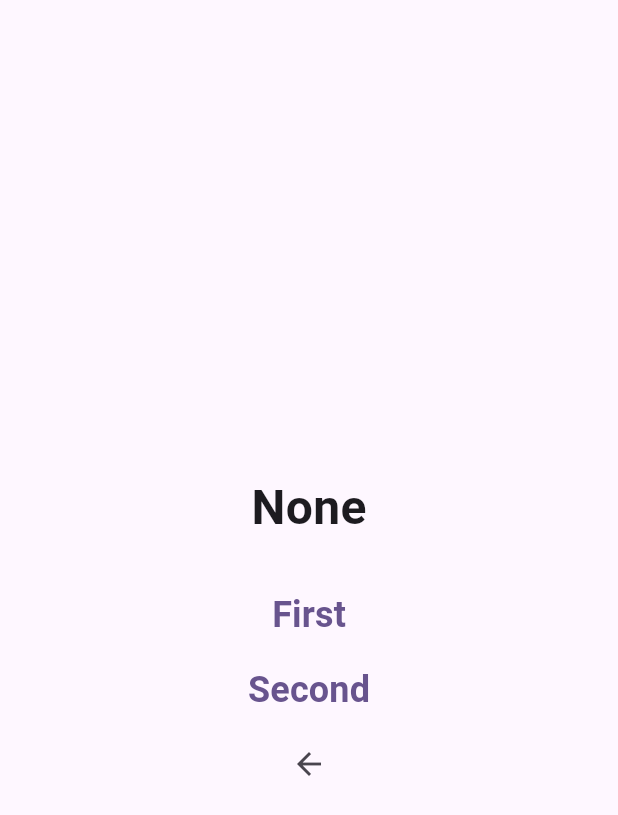
After one commit to BenediktJSchlegel/bloc_process, a Flutter app: the screen it shows after launch, after a tap on "Multi Channel Demo", on a phone screen of 412 x 824 dp. The commit adds this screen. Shown: the top 815 px of the screen. Run offline on Flutter 3.47's test engine with Material 3 defaults, Android fonts, the phone set to English and light mode, and no system bars; our stand-ins replace bloc, flutter_bloc.

Commit message:
multi channel support

```diff
--- a/example/lib/main.dart
+++ b/example/lib/main.dart
@@ -1,4 +1,8 @@
 import 'package:bloc_process/bloc_process.dart';
+import 'package:example/processes/multi/state/bloc/multi_bloc.dart';
+import 'package:example/processes/multi/state/controller/multi_process_controller.dart';
+import 'package:example/processes/multi/state/io/multi_input.dart';
+import 'package:example/processes/multi/state/navigation/multi_navigator.dart';
 import 'package:example/processes/registration/state/bloc/registration_process_bloc.dart';
 import 'package:example/processes/registration/state/chain/registration_link.dart';
 import 'package:example/processes/registration/state/controller/registration_process_controller.dart';
@@ -336,9 +340,25 @@ class _MyHomePageState extends State<MyHomePage> {
                   style: TextStyle(fontSize: 24, fontWeight: FontWeight.bold)),
               onPressed: () => _startProcessChainShowcase(context),
             ),
+            TextButton(
+              child: const Text("Multi Channel Demo",
+                  style: TextStyle(fontSize: 24, fontWeight: FontWeight.bold)),
+              onPressed: () => _startMultiChannel(context),
+            ),
           ],
         ),
       ),
     );
   }
+
+  void _startMultiChannel(BuildContext context) {
+    final bloc = MultiBloc();
+
+    final controller = MultiProcessController(
+      bloc: bloc,
+      navigationBuilder: (context) => MultiNavigator(context, bloc),
+    );
+
+    controller.start(context, MultiInput(), (output) {});
+  }
 }
--- /dev/null
+++ b/example/lib/processes/multi/pages/multi_page.dart
@@ -0,0 +1,63 @@
+import 'package:example/processes/multi/state/bloc/events/second_multi_event.dart';
+import 'package:example/processes/multi/state/bloc/multi_bloc.dart';
+import 'package:example/processes/multi/state/bloc/state/multi_state.dart';
+import 'package:flutter/material.dart';
+import 'package:flutter_bloc/flutter_bloc.dart';
+
+import '../state/bloc/events/first_multi_event.dart';
+
+class MultiPage extends StatelessWidget {
+  final MultiBloc _bloc;
+
+  const MultiPage(this._bloc, {super.key});
+
+  @override
+  Widget build(BuildContext context) {
+    return Scaffold(
+      body: Center(
+        child: Column(
+          mainAxisAlignment: MainAxisAlignment.center,
+          crossAxisAlignment: CrossAxisAlignment.center,
+          children: [
+            Padding(
+              padding: const EdgeInsets.all(24.0),
+              child: BlocBuilder<MultiBloc, MultiState>(
+                bloc: _bloc,
+                builder: (context, state) {
+                  return Text(
+                    state.text,
+                    style: const TextStyle(
+                        fontSize: 32, fontWeight: FontWeight.bold),
+                  );
+                },
+              ),
+            ),
+            TextButton(
+              child: const Text("First",
+                  style: TextStyle(fontSize: 24, fontWeight: FontWeight.bold)),
+              onPressed: () => _first(),
+            ),
+            TextButton(
+              child: const Text("Second",
+                  style: TextStyle(fontSize: 24, fontWeight: FontWeight.bold)),
+              onPressed: () => _second(),
+            ),
+            IconButton(onPressed: _cancel, icon: const Icon(Icons.arrow_back)),
+          ],
+        ),
+      ),
+    );
+  }
+
+  void _first() {
+    _bloc.add(FirstMultiEventImpl());
+  }
+
+  void _second() {
+    _bloc.add(SecondMultiEventImpl());
+  }
+
+  void _cancel() {
+    _bloc.add(CanceledEvent());
+  }
+}
--- /dev/null
+++ b/example/lib/processes/multi/state/bloc/channels/first_channel.dart
@@ -0,0 +1,24 @@
+import 'package:bloc/src/bloc.dart';
+import 'package:bloc_process/bloc_process.dart';
+import 'package:example/processes/multi/state/bloc/multi_bloc.dart';
+import 'package:example/processes/multi/state/bloc/state/multi_state.dart';
+import 'package:example/processes/multi/state/io/multi_output.dart';
+
+import '../events/first_multi_event.dart';
+
+class FirstChannel extends BlocChannel<FirstMultiEvent, MultiState, MultiBloc> {
+  FirstChannel(super.bloc);
+
+  @override
+  void apply(FirstMultiEvent event, Emitter<MultiState> emit) {
+    emit(MultiState("First"));
+
+    switch (event.runtimeType) {
+      case CanceledEvent:
+        bloc.complete(MultiOutput());
+        break;
+      default:
+        break;
+    }
+  }
+}
--- /dev/null
+++ b/example/lib/processes/multi/state/bloc/channels/second_channel.dart
@@ -0,0 +1,16 @@
+import 'package:bloc/src/bloc.dart';
+import 'package:bloc_process/bloc_process.dart';
+import 'package:example/processes/multi/state/bloc/events/second_multi_event.dart';
+import 'package:example/processes/multi/state/bloc/state/multi_state.dart';
+
+import '../multi_bloc.dart';
+
+class SecondChannel
+    extends BlocChannel<SecondMultiEvent, MultiState, MultiBloc> {
+  SecondChannel(super.bloc);
+
+  @override
+  void apply(SecondMultiEvent event, Emitter<MultiState> emit) {
+    emit(MultiState("Second"));
+  }
+}
--- /dev/null
+++ b/example/lib/processes/multi/state/bloc/events/first_multi_event.dart
@@ -0,0 +1,7 @@
+import 'package:example/processes/multi/state/bloc/events/multi_event.dart';
+
+abstract class FirstMultiEvent implements MultiEvent {}
+
+class FirstMultiEventImpl implements FirstMultiEvent {}
+
+class CanceledEvent implements FirstMultiEvent {}
--- /dev/null
+++ b/example/lib/processes/multi/state/bloc/events/multi_event.dart
@@ -0,0 +1,3 @@
+import 'package:bloc_process/bloc_process.dart';
+
+class MultiEvent implements ProcessBlocEvent {}
--- /dev/null
+++ b/example/lib/processes/multi/state/bloc/events/second_multi_event.dart
@@ -0,0 +1,5 @@
+import 'multi_event.dart';
+
+abstract class SecondMultiEvent implements MultiEvent {}
+
+class SecondMultiEventImpl implements SecondMultiEvent {}
--- /dev/null
+++ b/example/lib/processes/multi/state/bloc/multi_bloc.dart
@@ -0,0 +1,24 @@
+import 'package:bloc_process/bloc_process.dart';
+import 'package:example/processes/multi/state/bloc/channels/first_channel.dart';
+import 'package:example/processes/multi/state/bloc/channels/second_channel.dart';
+import 'package:example/processes/multi/state/bloc/events/multi_event.dart';
+import 'package:example/processes/multi/state/bloc/state/multi_state.dart';
+import 'package:example/processes/multi/state/io/multi_input.dart';
+import 'package:example/processes/multi/state/io/multi_output.dart';
+
+class MultiBloc extends MultiChannelProcessBloc<MultiInput, MultiEvent,
+    MultiState, MultiOutput> {
+  MultiBloc() : super(MultiState("None")) {
+    final List<BlocChannel> channels = [
+      FirstChannel(this),
+      SecondChannel(this)
+    ];
+
+    mountChannels(channels);
+  }
+
+  @override
+  initialize(MultiInput input) {
+    //
+  }
+}
--- /dev/null
+++ b/example/lib/processes/multi/state/bloc/state/multi_state.dart
@@ -0,0 +1,7 @@
+import 'package:bloc_process/bloc_process.dart';
+
+class MultiState implements ProcessBlocState {
+  final String text;
+
+  MultiState(this.text);
+}
--- /dev/null
+++ b/example/lib/processes/multi/state/io/multi_input.dart
@@ -0,0 +1 @@
+class MultiInput {}
--- /dev/null
+++ b/example/lib/processes/multi/state/io/multi_output.dart
@@ -0,0 +1 @@
+class MultiOutput {}
--- a/lib/bloc_process.dart
+++ b/lib/bloc_process.dart
@@ -6,6 +6,8 @@ export 'src/controller/process_controller.dart';
 export 'src/bloc/interfaces/process_bloc_event.dart';
 export 'src/bloc/interfaces/process_bloc_state.dart';
 export 'src/bloc/process_bloc.dart';
+export 'src/bloc/multi_channel_process_bloc.dart';
+export 'src/bloc/bloc_channel.dart';
 
 export 'src/widgets/process_bloc_consumer.dart';
 export 'src/widgets/process_bloc_error_listener.dart';
@@ -19,6 +21,8 @@ export 'src/error/error_event.dart';
 
 export 'src/exceptions/process_already_started_error.dart';
 export 'src/exceptions/type_io_error.dart';
+export 'src/exceptions/multi_channel/ambiguous_bloc_event_error.dart';
+export 'src/exceptions/multi_channel/unhandled_bloc_event_error.dart';
 
 export 'src/chain/process_chain.dart';
 export 'src/chain/links/breakout_link.dart';
--- /dev/null
+++ b/lib/src/bloc/bloc_channel.dart
@@ -0,0 +1,26 @@
+import 'package:bloc_process/bloc_process.dart';
+import 'package:flutter/foundation.dart';
+import 'package:flutter_bloc/flutter_bloc.dart';
+
+abstract class BlocChannel<TEvent, TState,
+    TBloc extends MultiChannelProcessBloc> {
+  final TBloc _bloc;
+
+  BlocChannel(this._bloc);
+
+  @nonVirtual
+  bool isHandledBy(dynamic o) => o is TEvent;
+
+  void apply(TEvent event, Emitter<TState> emit);
+
+  void emitError(ErrorEvent event) {
+    _bloc.emitError(event);
+  }
+
+  void add(ProcessBlocEvent event) {
+    _bloc.add(event);
+  }
+
+  @protected
+  TBloc get bloc => _bloc;
+}
--- /dev/null
+++ b/lib/src/bloc/multi_channel_process_bloc.dart
@@ -0,0 +1,34 @@
+import 'package:bloc_process/bloc_process.dart';
+import 'package:bloc_process/src/exceptions/multi_channel/ambiguous_bloc_event_error.dart';
+import 'package:bloc_process/src/exceptions/multi_channel/unhandled_bloc_event_error.dart';
+import 'package:flutter/foundation.dart';
+
+import 'bloc_channel.dart';
+
+abstract class MultiChannelProcessBloc<
+    TInput,
+    TEvent extends ProcessBlocEvent,
+    TState extends ProcessBlocState,
+    TOutput> extends ProcessBloc<TInput, TEvent, TState, TOutput> {
+  late final List<BlocChannel> _channels;
+
+  MultiChannelProcessBloc(super.initialState) {
+    on((event, emit) {
+      final List<BlocChannel> applicableChannels =
+          _channels.where((element) => element.isHandledBy(event)).toList();
+
+      if (applicableChannels.isEmpty) {
+        throw UnhandledBlocEventError();
+      } else if (applicableChannels.length > 1) {
+        throw AmbiguousBlocEventError();
+      }
+
+      applicableChannels.first.apply(event, emit);
+    });
+  }
+
+  @nonVirtual
+  void mountChannels(List<BlocChannel> channels) {
+    _channels = channels;
+  }
+}
--- /dev/null
+++ b/lib/src/exceptions/multi_channel/ambiguous_bloc_event_error.dart
@@ -0,0 +1,5 @@
+/// This error indicates that a `MultiChannelProcessBloc` received an event
+/// that has multiple applicable `BlocChannel` objects defined.
+///
+/// Make sure to correctly subtype your events
+class AmbiguousBlocEventError extends Error {}
--- /dev/null
+++ b/lib/src/exceptions/multi_channel/unhandled_bloc_event_error.dart
@@ -0,0 +1,3 @@
+/// This error indicates that a `MultiChannelProcessBloc` received an event that does
+/// not have a proper `BlocChannel` defined
+class UnhandledBlocEventError extends Error {}
```
Also changed, not shown: example/lib/processes/multi/state/controller/multi_process_controller.dart (added, +15 -0 lines), example/lib/processes/multi/state/navigation/multi_navigator.dart (added, +35 -0 lines), example/pubspec.lock.
